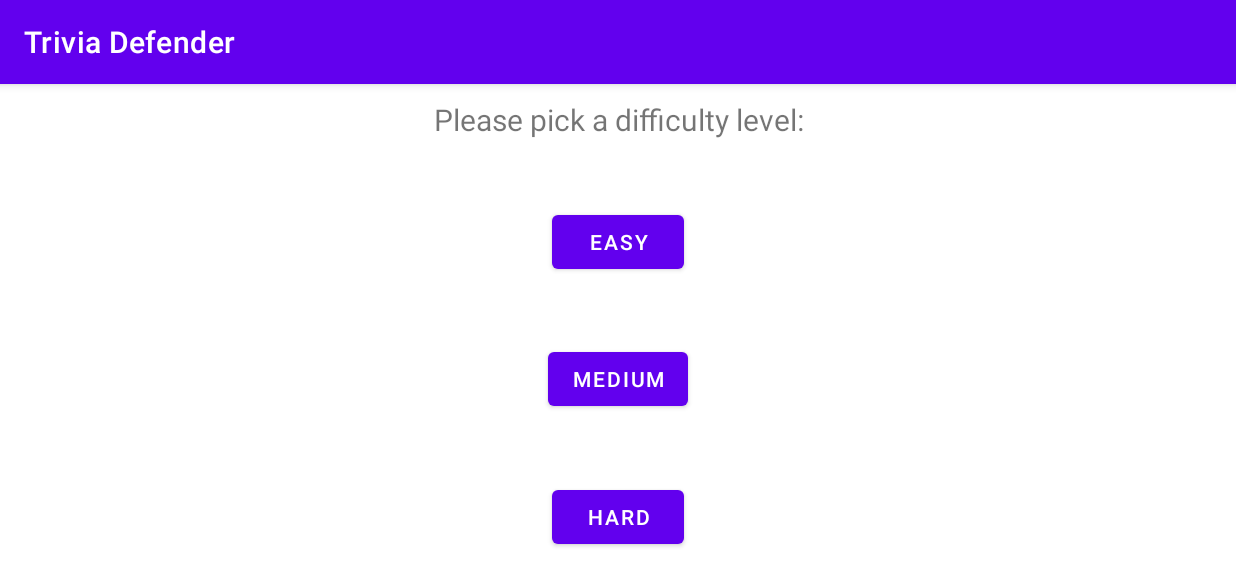
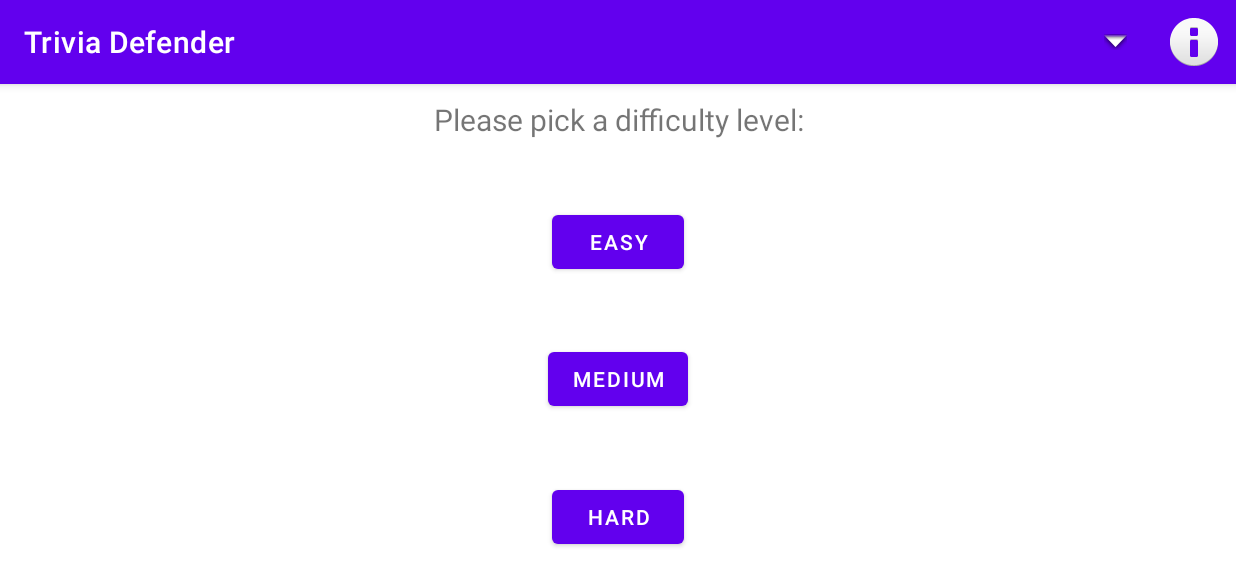
Before and after one commit to MDolphin259/Trivia-Defender, an Android app: the screen it shows after launch (MainActivity), after a tap on "EASY", on a phone screen of 824 x 412 dp (held sideways). Shown: the top 586 px of the screen. Run offline under Robolectric (Android 15) with nearby library versions, the light colour scheme and no system bars; our stand-ins replace Volley; network calls fail; pictures from the network do not load; 2 statements that could not run were skipped.

Commit message:
added how to play alertdialog, trivia question categories, and reduced the likelihodd of more difficult questions

```diff
--- a/app/src/main/java/com/example/triviadefender/MainActivity.java
+++ b/app/src/main/java/com/example/triviadefender/MainActivity.java
@@ -1,10 +1,16 @@
 package com.example.triviadefender;
 
+import androidx.appcompat.app.AlertDialog;
 import androidx.appcompat.app.AppCompatActivity;
 
+import android.content.DialogInterface;
 import android.content.Intent;
 import android.net.Uri;
 import android.os.Bundle;
+import android.view.Menu;
+import android.view.MenuInflater;
+import android.view.MenuItem;
+import android.view.SubMenu;
 import android.view.View;
 
 import com.android.volley.Request;
@@ -20,6 +26,9 @@ import org.json.JSONObject;
 
 import java.util.ArrayList;
 import java.util.Collections;
+import java.util.HashMap;
+import java.util.Map;
+import java.util.Random;
 
 /**
  * The MainActivity is the first screen that the user sees.
@@ -30,6 +39,7 @@ public class MainActivity extends AppCompatActivity {
 
     //create field variable to initialize the difficulty
     public int difficulty = 1;
+    public String categoryId;
 
     public ArrayList<TriviaQuestion> qList = new ArrayList<TriviaQuestion>();
 
@@ -38,6 +48,45 @@ public class MainActivity extends AppCompatActivity {
         super.onCreate(savedInstanceState);
         setContentView(R.layout.activity_main);
         Util.getInstance().loadSounds(this);
+        Util.getInstance().populateQuestionsByCategory(this);
+    }
+
+    public boolean onCreateOptionsMenu(Menu menu) {
+        MenuInflater inflater = getMenuInflater();
+        inflater.inflate(R.menu.main_menu, menu);
+//        MenuItem menuItem = menu.findItem(R.id.category);
+//        SubMenu subMenu = menuItem.getSubMenu();
+//        HashMap<String,String> categories = Util.getInstance().getCatToNum();
+//        for(Map.Entry<String,String> e: categories.entrySet()){
+//            subMenu.add(e.getKey());
+//        }
+        return true;
+    }
+
+    //respond to menu item selection
+    public boolean onOptionsItemSelected(MenuItem item) {
+        switch (item.getItemId()) {
+            case R.id.about:
+                displayHowToPopup();
+                return true;
+
+            case R.id.category:
+                return true;
+
+            default:
+                categoryId = Util.getInstance().getCatToNum().get(item.getTitle());
+                System.out.println(categoryId);
+                return super.onOptionsItemSelected(item);
+        }
+    }
+
+    private void displayHowToPopup() {
+        AlertDialog.Builder builder = new AlertDialog.Builder(this);
+        builder.setTitle("How to Play");
+        builder.setMessage(R.string.instructions);
+        builder.setCancelable(true);
+        AlertDialog ad = builder.create();
+        ad.show();
     }
 
     public void difficultySelected(View v) {
@@ -70,8 +119,10 @@ public class MainActivity extends AppCompatActivity {
         //Sets up URL for request
         String URL = "https://opentdb.com/api.php";
         Uri.Builder buildURL = Uri.parse(URL).buildUpon();
-        buildURL.appendQueryParameter("amount", "10"); //to set up an amount
-        buildURL.appendQueryParameter("category", "23"); //to set up a category
+        buildURL.appendQueryParameter("amount", "50"); //to set up an amount
+        if(categoryId!=null){
+            buildURL.appendQueryParameter("category", categoryId); //to set up a category
+        }
         String urlToUse = buildURL.build().toString();
         ArrayList<TriviaQuestion> newsList = new ArrayList<TriviaQuestion>();
 
@@ -84,6 +135,7 @@ public class MainActivity extends AppCompatActivity {
                     for(int i=0; i<triviaQuestions.length(); i++){
                         String q = ((JSONObject)triviaQuestions.get(i)).getString("question");
                         String c = (((JSONObject)triviaQuestions.get(i)).getString("correct_answer"));
+                        String difficulty = (((JSONObject)triviaQuestions.get(i)).getString("difficulty"));
                         JSONArray a = (((JSONObject)triviaQuestions.get(i)).getJSONArray("incorrect_answers"));
                         ArrayList<String> al = new ArrayList<String>();
                         al.add(c);
@@ -92,10 +144,11 @@ public class MainActivity extends AppCompatActivity {
                             al.add(answer);
                         }
                         Collections.shuffle(al);
-                        TriviaQuestion news = new TriviaQuestion(q,c,al);
+                        TriviaQuestion news = new TriviaQuestion(q,c,difficulty,al);
                         newsList.add(news);
                     }
                     //After we are done adding questions, we send the list to be added to qList
+                    Util.getInstance().storeByDifficulty(newsList);
                     addQuestionList(newsList);
                 } catch (Exception e) {
                     System.out.println("Error in response Volley");
--- a/app/src/main/java/com/example/triviadefender/TriviaQuestion.java
+++ b/app/src/main/java/com/example/triviadefender/TriviaQuestion.java
@@ -8,17 +8,20 @@ public class TriviaQuestion implements java.io.Serializable{
 
     private String question; //The question
     private String correct; //The right answer
+    private String difficulty; //easy, medium, hard
     private ArrayList<String> answers = new ArrayList<String>(); //The other answers including the right answer
 
-    TriviaQuestion(String q, String c, ArrayList<String> a){
+    TriviaQuestion(String q, String c, String difficulty,ArrayList<String> a){
         this.question = formatter(q);
         this.correct = formatter(c);
+        this.difficulty = difficulty;
         for(String choice: a){
             String f = formatter(choice);
             this.answers.add(f);
         }
     }
 
+    public String getDifficulty(){return difficulty;}
     public String getQuestion(){
         return question;
     }
--- a/app/src/main/java/com/example/triviadefender/Util.java
+++ b/app/src/main/java/com/example/triviadefender/Util.java
@@ -2,18 +2,92 @@ package com.example.triviadefender;
 
 import android.app.Activity;
 import android.content.pm.ActivityInfo;
+import android.net.Uri;
 import android.util.DisplayMetrics;
 import android.view.View;
 import android.view.WindowManager;
 
+import com.android.volley.Request;
+import com.android.volley.RequestQueue;
+import com.android.volley.Response;
+import com.android.volley.VolleyError;
+import com.android.volley.toolbox.JsonObjectRequest;
+import com.android.volley.toolbox.Volley;
+
+import org.json.JSONArray;
+import org.json.JSONException;
+import org.json.JSONObject;
+
+import java.util.ArrayList;
+import java.util.Collections;
+import java.util.HashMap;
+
 public class Util {
     private static Util instance;
+    private static HashMap<String, String> catToNum = new HashMap<>();
+    public static HashMap<String, ArrayList<TriviaQuestion>> difficultyToQuestionList = new HashMap<>();
 
     public static Util getInstance() {
         if (instance == null)
             instance = new Util();
         return instance;
     }
+
+    public HashMap<String,String> getCatToNum(){
+        return catToNum;
+    }
+
+    public void populateQuestionsByCategory(Activity activity){
+        RequestQueue queue = Volley.newRequestQueue(activity.getApplicationContext());
+
+        //Sets up URL for request
+        String URL = "https://opentdb.com/api_category.php";
+        Uri.Builder buildURL = Uri.parse(URL).buildUpon();
+        String urlToUse = buildURL.build().toString();
+
+        //Used to determine what to do with a successful response
+        Response.Listener<JSONObject> listener = new Response.Listener<JSONObject>() {
+            @Override
+            public void onResponse(JSONObject response) {
+                try {
+                    JSONArray triviaQuestions = response.getJSONArray("trivia_categories");
+                    for(int i=0; i<triviaQuestions.length(); i++){
+                        String id = ((JSONObject)triviaQuestions.get(i)).getString("id");
+                        String name = (((JSONObject)triviaQuestions.get(i)).getString("name"));
+                        catToNum.put(name,id);
+                    }
+                    System.out.println(catToNum);
+
+                } catch (Exception e) {
+                    System.out.println("Error in response Volley");
+                    e.printStackTrace();
+                }
+            }
+        };
+
+        //Used to handle with errors with request later
+        Response.ErrorListener error = new Response.ErrorListener() {
+            @Override
+            public void onErrorResponse(VolleyError error) {
+                try {
+                    JSONObject jsonObject = new JSONObject(new String(error.networkResponse.data));
+                    System.out.println("Error Listener Invoked");
+                } catch (JSONException e) {
+                    e.printStackTrace();
+                }
+                System.out.println("Error Listener Invoked");
+            }
+        };
+
+        //Make the JsonObjectRequest
+        JsonObjectRequest jsonObjectRequest =
+                new JsonObjectRequest(Request.Method.GET, urlToUse,
+                        null, listener, error);
+
+        //Add Request to queue to start
+        queue.add(jsonObjectRequest);
+    }
+
     /**
      * Remove all System UI elements from the screen
      * @param activity
@@ -53,6 +127,16 @@ public class Util {
         SoundPlayer.getInstance().setupSound(activity, "missile_miss", R.raw.missile_miss,false);
     }
 
+    public void storeByDifficulty(ArrayList<TriviaQuestion> questionList) {
+        for(TriviaQuestion tq: questionList){
+            String difficulty = tq.getDifficulty();
+            if(!difficultyToQuestionList.containsKey(difficulty)){
+                difficultyToQuestionList.put(difficulty,new ArrayList<TriviaQuestion>());
+            }
+            difficultyToQuestionList.get(difficulty).add(tq);
+        }
+    }
+
     public class ScreenWidthHeight{
         private int width;
         private int height;
--- /dev/null
+++ b/app/src/main/res/menu/main_menu.xml
@@ -0,0 +1,146 @@
+<?xml version="1.0" encoding="utf-8"?>
+<menu xmlns:app="http://schemas.android.com/apk/res-auto"
+    xmlns:android="http://schemas.android.com/apk/res/android">
+
+    <item
+        android:id="@+id/category"
+        android:icon="@android:drawable/arrow_down_float"
+        android:title="category"
+        android:visible="true"
+        app:showAsAction="always">
+
+
+        <menu>
+
+            <item
+                android:id="@+id/general_knowledge"
+                android:title="General Knowledge"
+                android:visible="true"
+                />
+            <item
+                android:id="@+id/entertainment_books"
+                android:title="Entertainment: Books"
+                android:visible="true"
+                />
+            <item
+                android:id="@+id/entertainment_film"
+                android:title="Entertainment: Film"
+                android:visible="true"
+                />
+            <item
+                android:id="@+id/entertainment_music"
+                android:title="Entertainment: Music"
+                android:visible="true"
+                />
+            <item
+                android:id="@+id/entertainment_musicalsandtheatres"
+                android:title="Entertainment: Musicals &amp; Theatres"
+                android:visible="true"
+                />
+            <item
+                android:id="@+id/entertainment_television"
+                android:title="Entertainment: Television"
+                android:visible="true"
+                />
+            <item
+                android:id="@+id/entertainment_video_games"
+                android:title="Entertainment: Video Games"
+                android:visible="true"
+                />
+            <item
+                android:id="@+id/entertainment_board_games"
+                android:title="Entertainment: Board Games"
+                android:visible="true"
+                />
+            <item
+                android:id="@+id/science_nature"
+                android:title="Science &amp; Nature"
+                android:visible="true"
+                />
+            <item
+                android:id="@+id/science_mathematics"
+                android:title="Science: Mathematics"
+                android:visible="true"
+                />
+            <item
+                android:id="@+id/science_computers"
+                android:title="Science: Computers"
+                android:visible="true"
+                />
+            <item
+                android:id="@+id/mythology"
+                android:title="Mythology"
+                android:visible="true"
+                />
+            <item
+                android:id="@+id/sports"
+                android:title="Sports"
+                android:visible="true"
+                />
+            <item
+                android:id="@+id/geography"
+                android:title="Geography"
+                android:visible="true"
+                />
+
+            <item
+                android:id="@+id/art"
+                android:title="Art"
+                android:visible="true"
+                />
+
+            <item
+                android:id="@+id/history"
+                android:title="History"
+                android:visible="true"
+                />
+            <item
+                android:id="@+id/politics"
+                android:title="Politics"
+                android:visible="true"
+                />
+            <item
+                android:id="@+id/celebrities"
+                android:title="Celebrities"
+                android:visible="true"
+                />
+            <item
+                android:id="@+id/animals"
+                android:title="Animals"
+                android:visible="true"
+                />
+            <item
+                android:id="@+id/vehicles"
+                android:title="Vehicles"
+                android:visible="true"
+                />
+            <item
+                android:id="@+id/entertainment_comics"
+                android:title="Entertainment: Comics"
+                android:visible="true"
+                />
+            <item
+                android:id="@+id/science_gadgets"
+                android:title="Science: Gadgets"
+                android:visible="true"
+                />
+            <item
+                android:id="@+id/entertainment_japanese_anime_manga"
+                android:title="Entertainment: Japanese Anime &amp; Manga"
+                android:visible="true"
+                />
+            <item
+                android:id="@+id/entertainment_cartoon_animations"
+                android:title="Entertainment: Cartoon &amp; Animations"
+                android:visible="true"
+                />
+        </menu>
+    </item>
+
+    <item
+        android:id="@+id/about"
+        android:icon="@android:drawable/ic_dialog_info"
+        android:title="about"
+        android:visible="true"
+        app:showAsAction="always" />
+</menu>
--- a/app/src/main/res/values/strings.xml
+++ b/app/src/main/res/values/strings.xml
@@ -1,3 +1,4 @@
 <resources>
     <string name="app_name">Trivia Defender</string>
+    <string name="instructions">\"1. Pick a question category from the dropdown menu. (optional)\n 2. Select the difficulty level.\n 3. The game begins and the goal is to score as many points as possible.\n 4. You get 1 point by shooting a missile, or multiple points by shooting a trivia question and answering the question correctly.\n 5. The game is over if all your 3 canons are destroyed by missiles or incorrect answers.\n 6. Good luck! \"</string>
 </resources>
```
Also changed, not shown: app/src/main/java/com/example/triviadefender/PopUpHandler.java (+13 -4 lines).
